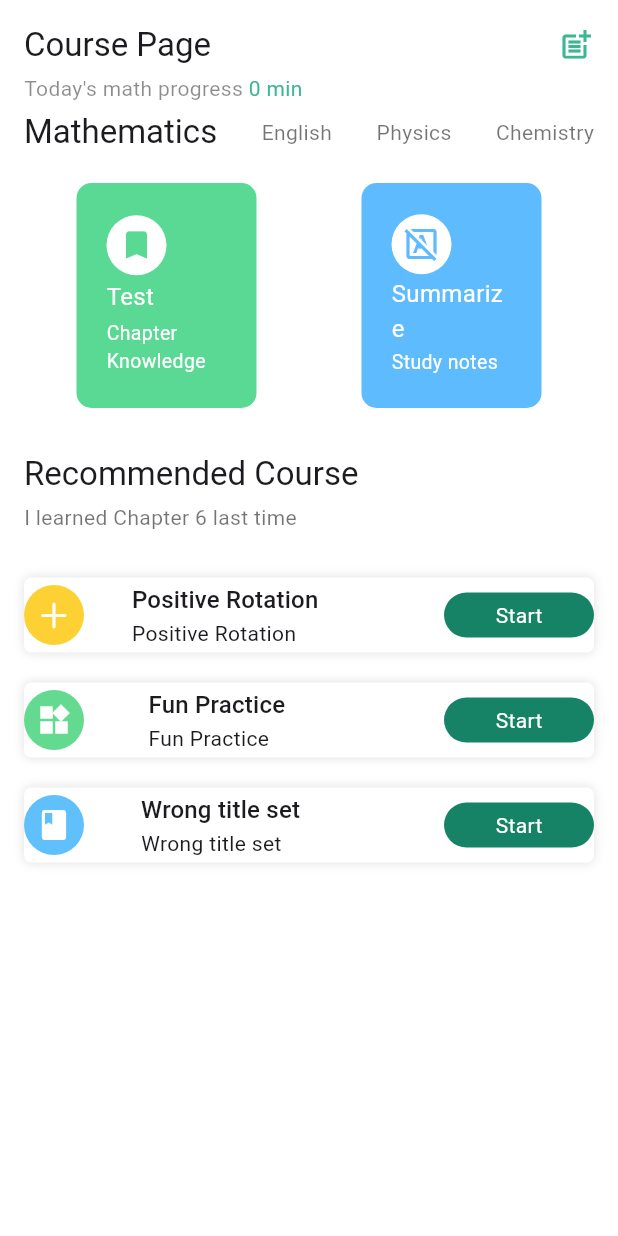
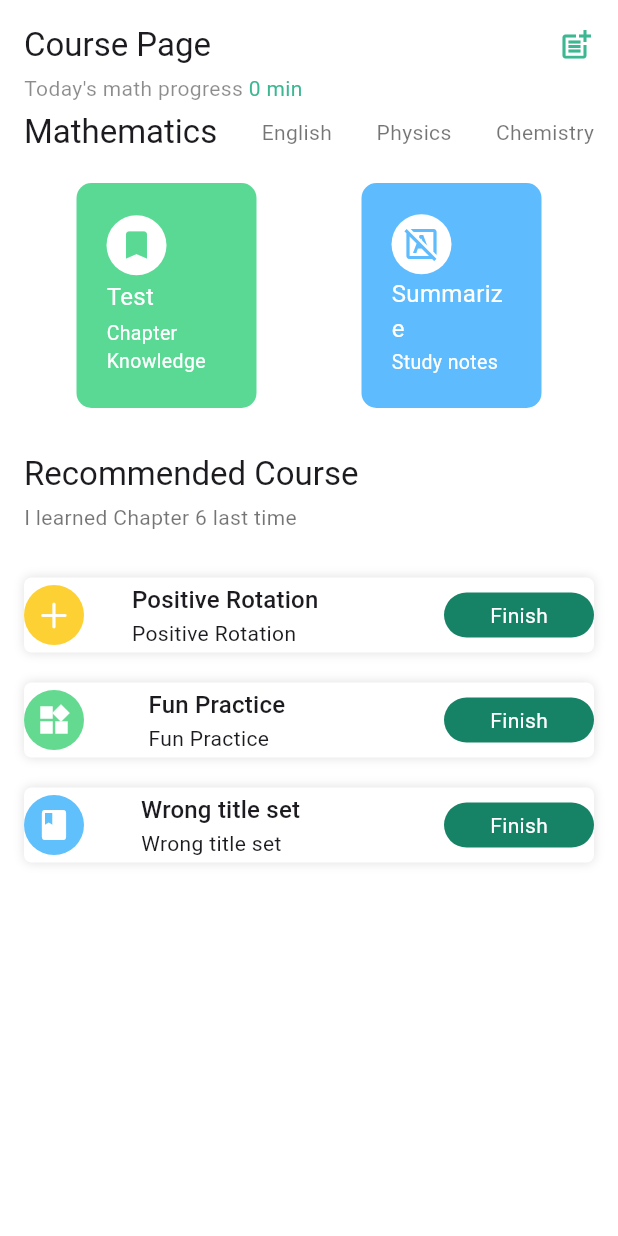
Before and after one commit to ParveenSheoran007/home_page, a Flutter app: the CourseScreen screen opened directly, on a phone screen of 412 x 824 dp. Run offline on Flutter 3.47's test engine with Material 2 defaults, Android fonts, the phone set to English and light mode, and no system bars.

Commit message:
change the text

```diff
--- a/lib/course_page.dart
+++ b/lib/course_page.dart
@@ -216,7 +216,7 @@ class CourseScreen extends StatelessWidget {
                        ),
                        child: const Center(
                          child: Text(
-                           'Start',
+                           'Finish',
                            style: TextStyle(
                              color: Colors.white,
                            ),
```
